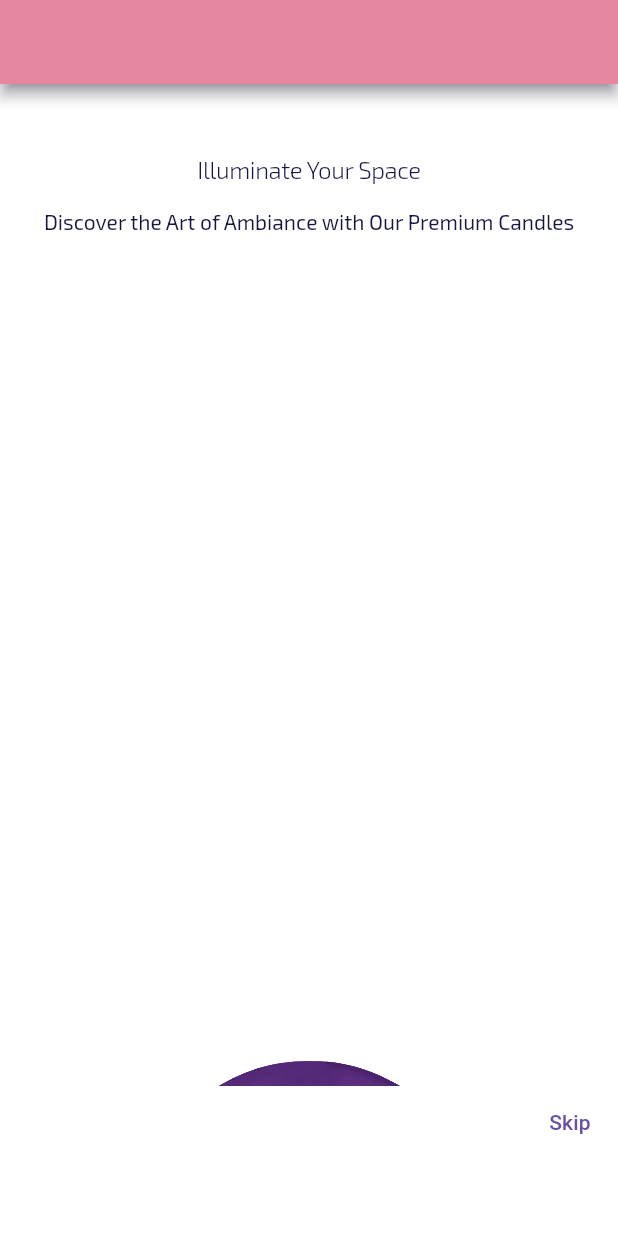
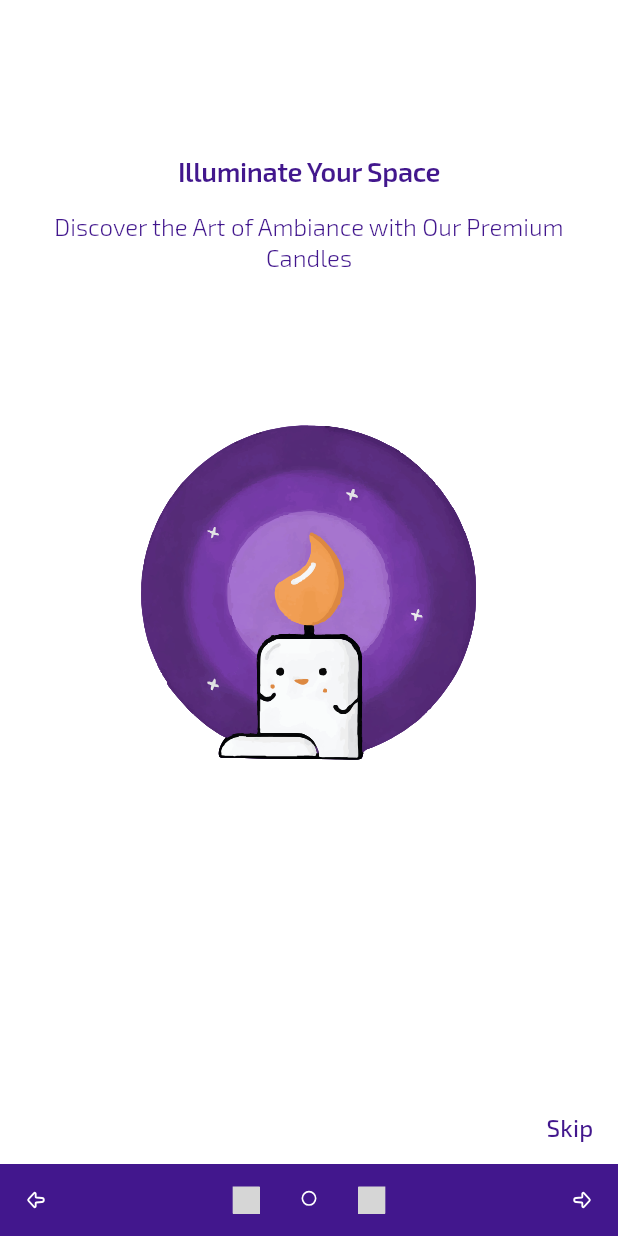
Before and after one commit to bassilharoun/paradise, a Flutter app: the screen it shows after launch, swiped to page 2, on a phone screen of 412 x 824 dp. Run offline on Flutter 3.47's test engine with Material 3 defaults, Android fonts, the phone set to English and light mode, and no system bars; our stand-ins replace flutter_svg; grey boxes are pictures that could not be loaded.

Commit message:
on boarding done

```diff
--- /dev/null
+++ b/lib/domain/models.dart
@@ -0,0 +1,15 @@
+// onboarding models
+class SliderObject {
+  String title;
+  String subtitle;
+  String image;
+
+  SliderObject(this.title, this.subtitle, this.image);
+}
+
+class SliderViewObject {
+  SliderObject sliderObject;
+  int numOfSlides;
+  int currentIndex;
+  SliderViewObject(this.sliderObject, this.numOfSlides, this.currentIndex);
+}
--- /dev/null
+++ b/lib/presentation/base/baseviewmodel.dart
@@ -0,0 +1,12 @@
+abstract class BaseViewModel extends BaseViewModelInputs
+    with BaseViewModelOutputs {
+
+    }
+
+abstract class BaseViewModelInputs {
+  void start();
+
+  void dispose();
+}
+
+abstract class BaseViewModelOutputs {}
--- a/lib/presentation/onboarding/onboarding_view.dart
+++ /dev/null
@@ -1,157 +0,0 @@
-import 'package:avanced_course/presentation/resources/assets_manager.dart';
-import 'package:avanced_course/presentation/resources/color_manager.dart';
-import 'package:avanced_course/presentation/resources/strings_manager.dart';
-import 'package:avanced_course/presentation/resources/values_manager.dart';
-import 'package:flutter/material.dart';
-import 'package:flutter/services.dart';
-import 'package:flutter_svg/flutter_svg.dart';
-
-class OnBoardingView extends StatefulWidget {
-  const OnBoardingView({Key? key}) : super(key: key);
-
-  @override
-  State<OnBoardingView> createState() => _OnBoardingViewState();
-}
-
-class _OnBoardingViewState extends State<OnBoardingView> {
-  late final List<SliderObject> _list = _getSliderData();
-  final PageController _pageController = PageController();
-  int _currentIndex = 0;
-
-  List<SliderObject> _getSliderData() => [
-        SliderObject(AppStrings.onBoardingTitle1,
-            AppStrings.onBoardingSubTitle1, ImageAssets.onBoardingLogo1),
-        SliderObject(AppStrings.onBoardingTitle2,
-            AppStrings.onBoardingSubTitle2, ImageAssets.onBoardingLogo2),
-        SliderObject(AppStrings.onBoardingTitle3,
-            AppStrings.onBoardingSubTitle3, ImageAssets.onBoardingLogo3),
-      ];
-
-  @override
-  Widget build(BuildContext context) {
-    return Scaffold(
-      backgroundColor: ColorManager.white,
-      appBar: AppBar(
-        systemOverlayStyle: SystemUiOverlayStyle(
-            statusBarColor: ColorManager.white,
-            statusBarBrightness: Brightness.dark),
-      ),
-      body: PageView.builder(
-          controller: _pageController,
-          itemCount: _list.length,
-          onPageChanged: (index) {
-            setState(() {
-              _currentIndex = index;
-            });
-          },
-          itemBuilder: (context, index) {
-            return OnBoardingPage(_list[index]);
-          }),
-      bottomSheet: Container(
-        color: ColorManager.white,
-        height: AppSize.s100,
-        child: Column(children: [
-          Align(
-            alignment: Alignment.centerRight,
-            child: TextButton(
-              child: const Text(
-                AppStrings.skip,
-                textAlign: TextAlign.end,
-              ),
-              onPressed: () {},
-            ),
-          )
-        ]),
-      ),
-    );
-  }
-
-  Widget _getBottomSheetWidget() {
-    return Row(
-      mainAxisAlignment: MainAxisAlignment.spaceBetween,
-      children: [
-        GestureDetector(
-          child: Padding(
-            padding: const EdgeInsets.all(AppPadding.p14),
-            child: SizedBox(
-              width: AppSize.s20,
-              height: AppSize.s20,
-              child: SvgPicture.asset(ImageAssets.arrowLeftIc),
-            ),
-          ),
-        ),
-        Row(
-          children: [
-            for (int i = 0; i < _list.length; i++)
-              Padding(
-                  padding: const EdgeInsets.all(AppPadding.p14),
-                  child: _getProperCircle(i)),
-          ],
-        ),
-        GestureDetector(
-          child: Padding(
-            padding: const EdgeInsets.all(AppPadding.p14),
-            child: SizedBox(
-              width: AppSize.s20,
-              height: AppSize.s20,
-              child: SvgPicture.asset(ImageAssets.arrowRightIc),
-            ),
-          ),
-        ),
-      ],
-    );
-  }
-
-  Widget _getProperCircle(int index) {
-    if (index == _currentIndex) {
-      return SvgPicture.asset(ImageAssets.hollowCircleIc);
-    } else {
-      return SvgPicture.asset(ImageAssets.solidCircleIc);
-    }
-  }
-}
-
-class OnBoardingPage extends StatelessWidget {
-  final SliderObject _sliderObject;
-  const OnBoardingPage(this._sliderObject, {super.key});
-
-  @override
-  Widget build(BuildContext context) {
-    return Column(
-      mainAxisAlignment: MainAxisAlignment.start,
-      children: [
-        const SizedBox(
-          height: AppSize.s40,
-        ),
-        Padding(
-          padding: const EdgeInsets.all(AppPadding.p8),
-          child: Text(
-            _sliderObject.title,
-            textAlign: TextAlign.center,
-            style: Theme.of(context).textTheme.displayLarge,
-          ),
-        ),
-        Padding(
-          padding: const EdgeInsets.all(AppPadding.p8),
-          child: Text(
-            _sliderObject.subtitle,
-            textAlign: TextAlign.center,
-            style: Theme.of(context).textTheme.headlineMedium,
-          ),
-        ),
-        const SizedBox(
-          height: AppSize.s60,
-        ),
-        SvgPicture.asset(_sliderObject.image),
-      ],
-    );
-  }
-}
-
-class SliderObject {
-  String title;
-  String subtitle;
-  String image;
-
-  SliderObject(this.title, this.subtitle, this.image);
-}
--- /dev/null
+++ b/lib/presentation/onboarding/view/onboarding_view.dart
@@ -0,0 +1,209 @@
+import 'package:avanced_course/domain/models.dart';
+import 'package:avanced_course/presentation/onboarding/viewmodel/onboarding_viewmodel.dart';
+import 'package:avanced_course/presentation/resources/assets_manager.dart';
+import 'package:avanced_course/presentation/resources/color_manager.dart';
+import 'package:avanced_course/presentation/resources/constant_manager.dart';
+import 'package:avanced_course/presentation/resources/routes_manager.dart';
+import 'package:avanced_course/presentation/resources/strings_manager.dart';
+import 'package:avanced_course/presentation/resources/values_manager.dart';
+import 'package:flutter/material.dart';
+import 'package:flutter/services.dart';
+import 'package:flutter_svg/flutter_svg.dart';
+
+class OnBoardingView extends StatefulWidget {
+  const OnBoardingView({Key? key}) : super(key: key);
+
+  @override
+  State<OnBoardingView> createState() => _OnBoardingViewState();
+}
+
+class _OnBoardingViewState extends State<OnBoardingView> {
+  final PageController _pageController = PageController();
+  final OnBoardingViewModel _viewModel = OnBoardingViewModel();
+
+  _bind() {
+    // meains "connect"
+    _viewModel.start();
+  }
+
+  @override
+  void initState() {
+    _bind();
+    super.initState();
+  }
+
+  @override
+  void dispose() {
+    _viewModel.dispose();
+    super.dispose();
+  }
+
+  @override
+  Widget build(BuildContext context) {
+    return StreamBuilder(
+        stream: _viewModel.outputSliderViewObject,
+        builder: (context, snapshot) {
+          return _getContentWidget(snapshot.data);
+        });
+  }
+
+  Widget _getContentWidget(SliderViewObject? sliderViewObject) {
+    if (sliderViewObject == null) {
+      return const SizedBox();
+    } else {
+      return Scaffold(
+        backgroundColor: ColorManager.white,
+        appBar: AppBar(
+          backgroundColor: ColorManager.white,
+          elevation: AppSize.s0,
+          systemOverlayStyle: SystemUiOverlayStyle(
+              statusBarColor: ColorManager.white,
+              statusBarBrightness: Brightness.dark),
+        ),
+        body: PageView.builder(
+            controller: _pageController,
+            itemCount: sliderViewObject.numOfSlides,
+            onPageChanged: (index) {
+              _viewModel.onPageChanged(index);
+            },
+            itemBuilder: (context, index) {
+              return OnBoardingPage(sliderViewObject.sliderObject);
+            }),
+        bottomSheet: Container(
+          color: ColorManager.white,
+          child: Column(mainAxisSize: MainAxisSize.min, children: [
+            Align(
+              alignment: Alignment.centerRight,
+              child: TextButton(
+                child: Text(
+                  AppStrings.skip,
+                  style: Theme.of(context).textTheme.titleMedium,
+                  textAlign: TextAlign.end,
+                ),
+                onPressed: () {
+                  Navigator.pushReplacementNamed(context, Routes.loginRoute);
+                },
+              ),
+            ),
+            _getBottomSheetWidget(sliderViewObject),
+          ]),
+        ),
+      );
+    }
+  }
+
+  Widget _getBottomSheetWidget(SliderViewObject? sliderViewObject) {
+    return Container(
+      color: ColorManager.primary,
+      child: Row(
+        mainAxisAlignment: MainAxisAlignment.spaceBetween,
+        children: [
+          GestureDetector(
+            child: Padding(
+              padding: const EdgeInsets.all(AppPadding.p14),
+              child: SizedBox(
+                width: AppSize.s20,
+                height: AppSize.s20,
+                child: SvgPicture.asset(
+                  ImageAssets.arrowLeftIc,
+                  color: ColorManager.white,
+                ),
+              ),
+            ),
+            onTap: () {
+              _pageController.animateToPage(_viewModel.goPreviousPage(),
+                  duration: const Duration(
+                      milliseconds: AppConstants.sliderAnimationTime),
+                  curve: Curves.bounceOut);
+            },
+          ),
+          Row(
+            children: [
+              for (int i = 0; i < sliderViewObject!.numOfSlides; i++)
+                Padding(
+                    padding: const EdgeInsets.all(AppPadding.p12),
+                    child: _getProperCircle(i, sliderViewObject.currentIndex)),
+            ],
+          ),
+          GestureDetector(
+            child: Padding(
+              padding: const EdgeInsets.all(AppPadding.p14),
+              child: SizedBox(
+                width: AppSize.s20,
+                height: AppSize.s20,
+                child: SvgPicture.asset(
+                  ImageAssets.arrowRightIc,
+                  color: ColorManager.white,
+                ),
+              ),
+            ),
+            onTap: () {
+              _pageController.animateToPage(_viewModel.goNextPage(),
+                  duration: const Duration(
+                      milliseconds: AppConstants.sliderAnimationTime),
+                  curve: Curves.bounceInOut);
+            },
+          ),
+        ],
+      ),
+    );
+  }
+
+  Widget _getProperCircle(int index, int currentIndex) {
+    if (index == currentIndex) {
+      return SvgPicture.asset(
+        ImageAssets.hollowCircleIc,
+        color: ColorManager.white,
+        height: AppSize.s20,
+      );
+    } else {
+      return SvgPicture.asset(
+        ImageAssets.solidCircleIc,
+        color: ColorManager.white,
+        height: AppSize.s18,
+      );
+    }
+  }
+}
+
+class OnBoardingPage extends StatelessWidget {
+  final SliderObject _sliderObject;
+  const OnBoardingPage(this._sliderObject, {super.key});
+
+  @override
+  Widget build(BuildContext context) {
+    return Column(
+      mainAxisAlignment: MainAxisAlignment.start,
+      children: [
+        const SizedBox(
+          height: AppSize.s40,
+        ),
+        Padding(
+          padding: const EdgeInsets.all(AppPadding.p8),
+          child: Text(
+            _sliderObject.title,
+            textAlign: TextAlign.center,
+            style: Theme.of(context).textTheme.displayLarge,
+          ),
+        ),
+        Padding(
+          padding: const EdgeInsets.all(AppPadding.p8),
+          child: Text(
+            _sliderObject.subtitle,
+            textAlign: TextAlign.center,
+            style: Theme.of(context).textTheme.headlineMedium,
+          ),
+        ),
+        const SizedBox(
+          height: AppSize.s60,
+        ),
+        if (_sliderObject.image.endsWith(".svg"))
+          Container(
+              height: AppSize.s300,
+              child: SvgPicture.asset(_sliderObject.image)),
+        if (_sliderObject.image.endsWith(".gif"))
+          Image.asset(_sliderObject.image),
+      ],
+    );
+  }
+}
--- /dev/null
+++ b/lib/presentation/onboarding/viewmodel/onboarding_viewmodel.dart
@@ -0,0 +1,91 @@
+import 'dart:async';
+
+import 'package:avanced_course/domain/models.dart';
+import 'package:avanced_course/presentation/base/baseviewmodel.dart';
+import 'package:avanced_course/presentation/resources/assets_manager.dart';
+import 'package:avanced_course/presentation/resources/strings_manager.dart';
+
+class OnBoardingViewModel extends BaseViewModel
+    with OnBoardingViewModelInputs, OnBoardingViewModelOutputs {
+  final StreamController _streamController =
+      StreamController<SliderViewObject>();
+  late final List<SliderObject> _list; // will crash if not initialized
+  int _currentIndex = 0;
+
+  //onboarding viewmodel Inputs
+  @override
+  void dispose() {
+    _streamController.close();
+    // TODO: implement dispose
+  }
+
+  @override
+  void start() {
+    _list = _getSliderData();
+
+    _postDataToView();
+  }
+
+  @override
+  int goNextPage() {
+    if (_currentIndex == _list.length - 1) {
+      return 0;
+    } else {
+      return _currentIndex + 1;
+    }
+  }
+
+  @override
+  int goPreviousPage() {
+    if (_currentIndex == 0) {
+      return _list.length - 1;
+    } else {
+      return _currentIndex - 1;
+    }
+  }
+
+  @override
+  void onPageChanged(int index) {
+    _currentIndex = index;
+    _postDataToView();
+  }
+
+  @override
+  Sink get inputSliderViewObject => _streamController
+      .sink; // use this instance to use stream controller sink to send data to the stream
+
+  //onboarding viewmodel outputs
+  @override
+  // the map here used if you want to change the data before sending it to the stream
+  Stream<SliderViewObject> get outputSliderViewObject =>
+      _streamController.stream.map((sliderViewObject) =>
+          sliderViewObject); // use this instance to use stream controller stream to receive data from the stream
+
+  // onboarding viewmodel private methods
+  List<SliderObject> _getSliderData() => [
+        SliderObject(AppStrings.onBoardingTitle1,
+            AppStrings.onBoardingSubTitle1, ImageAssets.onBoardingLogo1),
+        SliderObject(AppStrings.onBoardingTitle2,
+            AppStrings.onBoardingSubTitle2, ImageAssets.onBoardingLogo2),
+        SliderObject(AppStrings.onBoardingTitle3,
+            AppStrings.onBoardingSubTitle3, ImageAssets.onBoardingLogo3),
+      ];
+
+  void _postDataToView() {
+    inputSliderViewObject.add(
+        SliderViewObject(_list[_currentIndex], _list.length, _currentIndex));
+  }
+}
+
+//inputs is a "orders" that the view can send to the viewmodel
+abstract class OnBoardingViewModelInputs { // inputs is a "orders" that the view can send to the viewmodel
+  int goNextPage();
+  int goPreviousPage();
+  void onPageChanged(int index);
+
+  Sink get inputSliderViewObject;
+}
+
+abstract class OnBoardingViewModelOutputs { // outputs is a "orders" that the viewmodel can send to the view
+  Stream<SliderViewObject> get outputSliderViewObject;
+}
--- a/lib/presentation/resources/color_manager.dart
+++ b/lib/presentation/resources/color_manager.dart
@@ -2,8 +2,8 @@
 
 class ColorManager {
   static Color primary = const Color(
-      0xffF38BA0); // static to can access it without taking an instance
-  static Color darkPrimary = const Color(0xff181743);
+      0xff42178d); // static to can access it without taking an instance
+  static Color darkPrimary = const Color(0xff181642);
   static Color mediumPrimary = const Color(0xff118373);
   static Color lightPrimary = const Color(0xffabe3dc);
   static Color reverseColor = const Color(0xfff0a0a5);
--- a/lib/presentation/resources/constant_manager.dart
+++ b/lib/presentation/resources/constant_manager.dart
@@ -1,3 +1,4 @@
 class AppConstants {
   static const int splashDelay = 3;
+  static const int sliderAnimationTime = 300;
 }
--- a/lib/presentation/resources/routes_manager.dart
+++ b/lib/presentation/resources/routes_manager.dart
@@ -1,7 +1,7 @@
 import 'package:avanced_course/presentation/forgot_password/forgot_password_view.dart';
 import 'package:avanced_course/presentation/login/login_view.dart';
 import 'package:avanced_course/presentation/main/main_view.dart';
-import 'package:avanced_course/presentation/onboarding/onboarding_view.dart';
+import 'package:avanced_course/presentation/onboarding/view/onboarding_view.dart';
 import 'package:avanced_course/presentation/register/register_view.dart';
 import 'package:avanced_course/presentation/resources/strings_manager.dart';
 import 'package:avanced_course/presentation/splash/splash_view.dart';
--- a/lib/presentation/resources/theme_manager.dart
+++ b/lib/presentation/resources/theme_manager.dart
@@ -49,14 +49,14 @@
 
     //text theme
     textTheme: TextTheme(
-        displayLarge: getLightStyle(
-            color: ColorManager.darkPrimary, fontSize: FontSize.s16),
+        displayLarge: getSemiBoldStyle(
+            color: ColorManager.primary, fontSize: FontSize.s18),
         headlineLarge: getSemiBoldStyle(
-            color: ColorManager.darkPrimary, fontSize: FontSize.s16),
-        headlineMedium: getRegularStyle(
-            color: ColorManager.darkPrimary, fontSize: FontSize.s14),
+            color: ColorManager.primary, fontSize: FontSize.s16),
+        headlineMedium: getLightStyle(
+            color: ColorManager.primary, fontSize: FontSize.s16),
         titleMedium: getMediumStyle(
-            color: ColorManager.mediumPrimary, fontSize: FontSize.s14),
+            color: ColorManager.primary, fontSize: FontSize.s16),
         bodyLarge: getRegularStyle(color: ColorManager.grey1),
         bodySmall: getRegularStyle(color: ColorManager.grey2)),
 
--- a/lib/presentation/resources/values_manager.dart
+++ b/lib/presentation/resources/values_manager.dart
@@ -17,6 +17,7 @@
 }
 
 class AppSize {
+  static const double s0 = 0;
   static const double s1_5 = 1.5;
   static const double s4 = 4.0;
   static const double s8 = 8.0;
@@ -28,4 +29,5 @@
   static const double s40 = 40.0;
   static const double s60 = 60.0;
   static const double s100 = 100.0;
+  static const double s300 = 300.0;
 }
```
Also changed, not shown: assets/images/onboarding3.gif.
